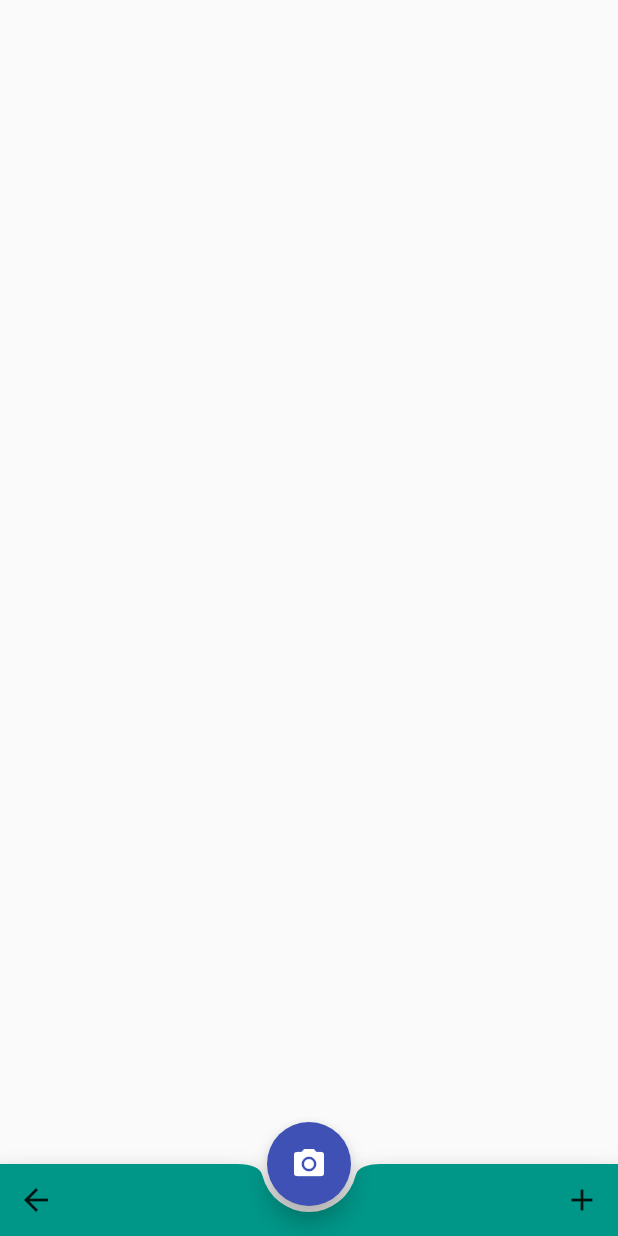
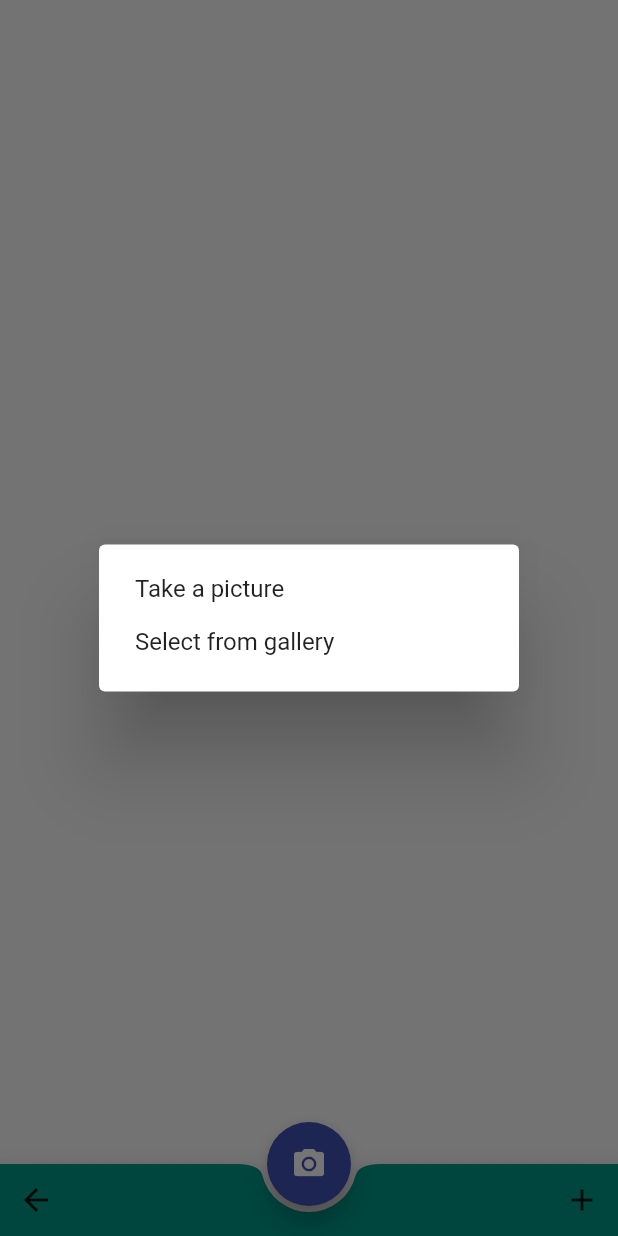
Before and after one commit to WindOfRussia/fisco, a Flutter app: the ManageReceiptsPage screen opened by its route, after a tap on the "camera alt" icon, on a phone screen of 412 x 824 dp. Run offline on Flutter 3.47's test engine with Material 2 defaults, Android fonts, the phone set to English and light mode, and no system bars; our stand-ins replace charts_flutter, image_picker.

Commit message:
taking pictures done

```diff
--- a/lib/screens/widgets/buttons/CameraButton.dart
+++ b/lib/screens/widgets/buttons/CameraButton.dart
@@ -1,3 +1,6 @@
+import 'dart:developer';
+import 'dart:io';
+import 'package:image_picker/image_picker.dart';
 import 'package:flutter/foundation.dart';
 import 'package:flutter/material.dart';
 
@@ -9,7 +12,69 @@ class CameraButton extends StatelessWidget {
     return new FloatingActionButton(
           backgroundColor: Colors.indigo,
           child: const Icon(Icons.camera_alt),
-          onPressed: () {}
+          onPressed: () => _optionsDialogBox(context)
           );
   }
+
+  Future<void> openCamera(context) async {
+    var picture = await ImagePicker.pickImage(
+      source: ImageSource.camera,
+    );
+
+    Navigator.push(
+              context,
+              MaterialPageRoute(
+                builder: (context) => DisplayPictureScreen(image: picture),
+              ),
+            );
+  }
+  Future<void> openGallery() async {
+    var gallery = await ImagePicker.pickImage(
+      source: ImageSource.gallery,
+    );
+  }
+
+  Future<void> _optionsDialogBox(context) {
+  return showDialog(context: context,
+    builder: (BuildContext context) {
+        return AlertDialog(
+          content: new SingleChildScrollView(
+            child: new ListBody(
+              children: <Widget>[
+                GestureDetector(
+                  child: new Text('Take a picture'),
+                  onTap: () => {
+                    openCamera(context)
+                  },
+                ),
+                Padding(
+                  padding: EdgeInsets.all(8.0),
+                ),
+                GestureDetector(
+                  child: new Text('Select from gallery'),
+                  onTap: openGallery,
+                ),
+              ],
+            ),
+          ),
+        );
+      });
 }
+}
+
+// A widget that displays the picture taken by the user.
+class DisplayPictureScreen extends StatelessWidget {
+  final File image;
+
+  const DisplayPictureScreen({Key key, this.image}) : super(key: key);
+
+  @override
+  Widget build(BuildContext context) {
+    return Scaffold(
+      appBar: AppBar(title: Text('Display the Picture')),
+      // The image is stored as a file on the device. Use the `Image.file`
+      // constructor with the given path to display the image.
+      body: Image.file(image),
+    );
+  }
+}
--- a/pubspec.yaml
+++ b/pubspec.yaml
@@ -24,6 +24,7 @@ dependencies:
   flutter:
     sdk: flutter
   charts_flutter: ^0.9.0
+  image-picker: "^0.4.5"
 
   # The following adds the Cupertino Icons font to your application.
   # Use with the CupertinoIcons class for iOS style icons.
```
